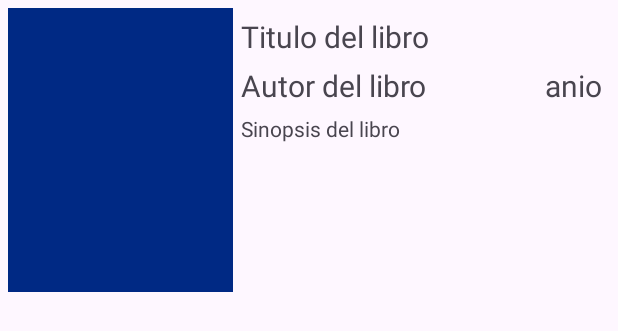
After one commit to LEDJAM3/Biblioverso, an Android app: the layout item_libro.xml on its own in the app's theme, with its tools: preview values and no code run, on a phone screen of 412 x 824 dp. The commit adds this screen. Shown: the top 331 px of the screen. Run offline under Robolectric (Android 15) with nearby library versions, the phone set to English and light mode, and no system bars.

Commit message:
Muestra y busqueda de libros listo

```diff
--- a/app/src/main/java/com/example/biblioverso/Views/MainActivity.kt
+++ b/app/src/main/java/com/example/biblioverso/Views/MainActivity.kt
@@ -19,7 +19,6 @@ import com.example.biblioverso.Utils.textStr
 import kotlinx.coroutines.launch
 
 class MainActivity : AppCompatActivity() {
-    private val clienteController = ClienteController()
     private lateinit var etxtLoginUser: EditText
     private lateinit var etxtLoginPass: EditText
 
@@ -69,7 +68,7 @@ class MainActivity : AppCompatActivity() {
         val pass = etxtLoginPass.textStr()
 
         lifecycleScope.launch {
-            val cliente = clienteController.iniciarSesion(user, pass)
+            val cliente = ClienteController().iniciarSesion(user, pass)
 
             if (cliente != null) {
                 val prefsHelper = PreferencesHelper(this@MainActivity)
--- a/app/src/main/java/com/example/biblioverso/Views/RegisterActivity.kt
+++ b/app/src/main/java/com/example/biblioverso/Views/RegisterActivity.kt
@@ -29,7 +29,6 @@ class RegisterActivity : AppCompatActivity() {
     private lateinit var rbM: RadioButton
     private lateinit var rbF: RadioButton
 
-    private val clienteController = ClienteController()
     override fun onCreate(savedInstanceState: Bundle?) {
         super.onCreate(savedInstanceState)
         enableEdgeToEdge()
@@ -100,7 +99,7 @@ class RegisterActivity : AppCompatActivity() {
         )
 
         lifecycleScope.launch {
-            val success = clienteController.crearCliente(persona, cliente)
+            val success = ClienteController().crearCliente(persona, cliente)
             if (success) {
                 Toast.makeText(this@RegisterActivity, "Registro Exitoso", Toast.LENGTH_LONG).show()
                 finish()
--- /dev/null
+++ b/app/src/main/res/layout/item_libro.xml
@@ -0,0 +1,73 @@
+<?xml version="1.0" encoding="utf-8"?>
+<androidx.constraintlayout.widget.ConstraintLayout xmlns:android="http://schemas.android.com/apk/res/android"
+    xmlns:app="http://schemas.android.com/apk/res-auto"
+    android:layout_width="match_parent"
+    android:layout_height="200dp"
+    android:padding="5dp"
+    xmlns:tools="http://schemas.android.com/tools">
+
+    <ImageView
+        android:id="@+id/itlImagen"
+        android:layout_width="150dp"
+        android:layout_height="190dp"
+        tools:background="@color/color1"
+        app:layout_constraintTop_toTopOf="parent"
+        app:layout_constraintStart_toStartOf="parent"
+        app:layout_constraintBottom_toBottomOf="parent"/>
+
+    <TextView
+        android:id="@+id/itlTitulo"
+        android:layout_width="0dp"
+        android:layout_height="wrap_content"
+        android:textSize="20sp"
+        android:maxLines="2"
+        android:ellipsize="end"
+        android:autoSizeTextType="uniform"
+        android:autoSizeMinTextSize="20sp"
+        android:autoSizeMaxTextSize="25sp"
+        android:autoSizeStepGranularity="2sp"
+        tools:text="Titulo del libro"
+        android:layout_margin="5dp"
+        app:layout_constraintStart_toEndOf="@id/itlImagen"
+        app:layout_constraintEnd_toEndOf="parent"
+        app:layout_constraintTop_toTopOf="parent" />
+
+    <TextView
+        android:id="@+id/itlAutor"
+        android:layout_width="wrap_content"
+        android:layout_height="wrap_content"
+        android:maxWidth="190dp"
+        android:maxLines="1"
+        tools:text="Autor del libro"
+        android:textSize="20dp"
+        android:layout_margin="5dp"
+        app:layout_constraintStart_toEndOf="@id/itlImagen"
+        app:layout_constraintTop_toBottomOf="@id/itlTitulo"/>
+
+    <TextView
+        android:id="@+id/itlAnio"
+        android:layout_width="wrap_content"
+        android:layout_height="wrap_content"
+        tools:text="anio"
+        android:textSize="20dp"
+        android:layout_margin="5dp"
+        app:layout_constraintEnd_toEndOf="parent"
+        app:layout_constraintTop_toBottomOf="@id/itlTitulo"/>
+
+    <TextView
+        android:id="@+id/itlSinopsis"
+        android:layout_width="0dp"
+        android:layout_height="wrap_content"
+        android:maxLines="5"
+        android:ellipsize="end"
+        android:autoSizeTextType="uniform"
+        android:autoSizeMinTextSize="12sp"
+        android:autoSizeMaxTextSize="24sp"
+        android:autoSizeStepGranularity="2sp"
+        android:layout_margin="5dp"
+        tools:text="Sinopsis del libro"
+        app:layout_constraintTop_toBottomOf="@id/itlAutor"
+        app:layout_constraintStart_toEndOf="@id/itlImagen"
+        app:layout_constraintEnd_toEndOf="parent" />
+
+</androidx.constraintlayout.widget.ConstraintLayout>
```
Also changed, not shown: app/src/main/java/com/example/biblioverso/Adapters/LibroAdapter.kt (added, +52 -0 lines), app/src/main/java/com/example/biblioverso/Controllers/LibroController.kt (added, +40 -0 lines), app/src/main/java/com/example/biblioverso/Data/Repositories.kt (added, +7 -0 lines), app/src/main/java/com/example/biblioverso/Models/Libro.kt (added, +29 -0 lines), app/src/main/java/com/example/biblioverso/Views/HomeActivity.kt (+55 -0 lines), app/src/main/res/layout/activity_home.xml (+7 -31 lines).
